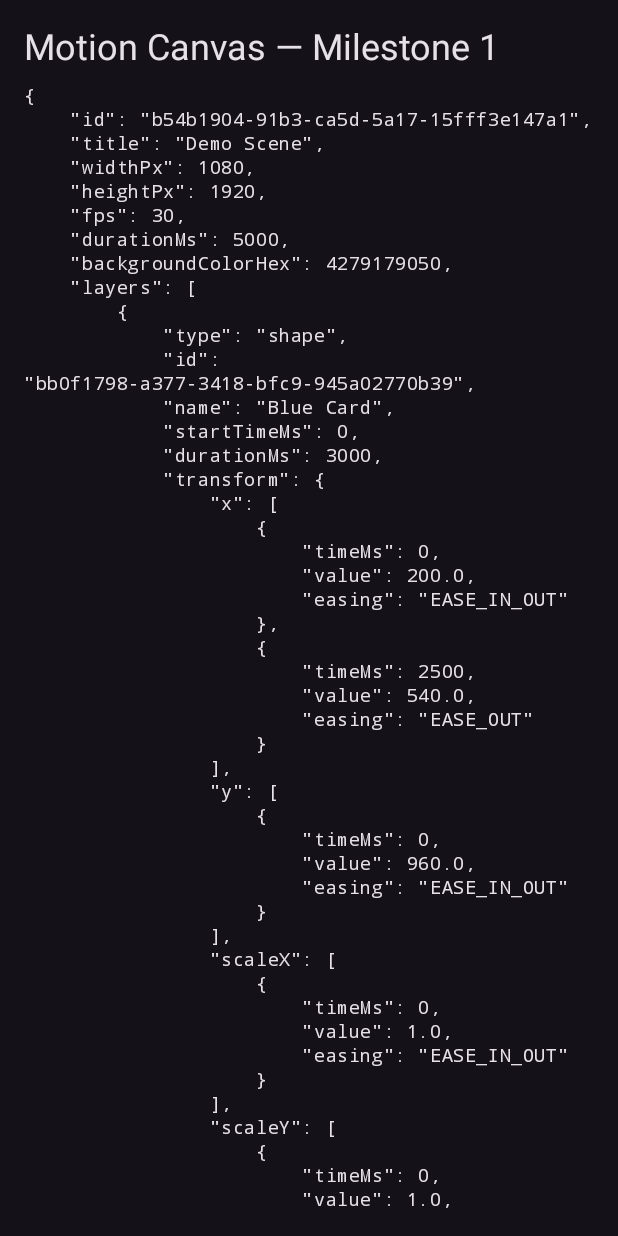
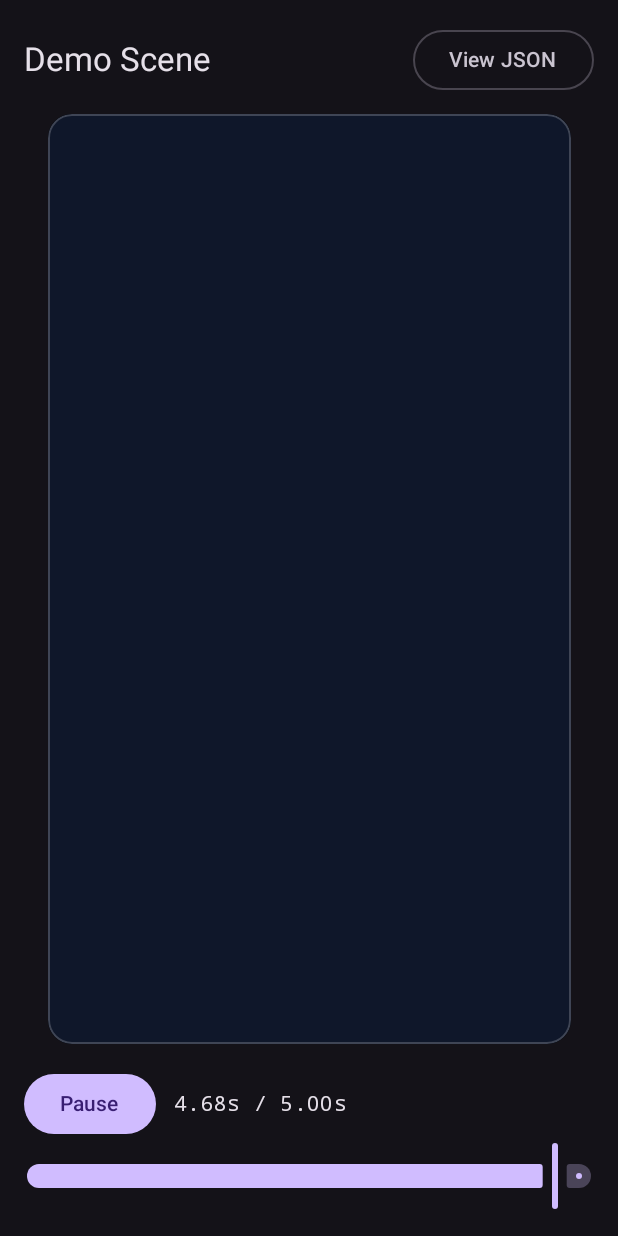
Before and after one commit to dustydasty18-create/motion-canvas, an Android app built with Jetpack Compose: the screen it shows after launch (MainActivity), on a phone screen of 412 x 824 dp. Run offline under Robolectric (Android 15) with nearby library versions, the phone set to English and light mode, and no system bars.

Commit message:
Milestone 2: Keyframe interpolator, Canvas renderer, and live timeline preview

```diff
--- a/app/src/main/java/com/mohammed/motioncanvas/MainActivity.kt
+++ b/app/src/main/java/com/mohammed/motioncanvas/MainActivity.kt
@@ -3,30 +3,141 @@ package com.mohammed.motioncanvas
 import android.os.Bundle
 import androidx.activity.ComponentActivity
 import androidx.activity.compose.setContent
+import androidx.activity.enableEdgeToEdge
+import androidx.compose.foundation.Canvas
+import androidx.compose.foundation.background
+import androidx.compose.foundation.border
 import androidx.compose.foundation.layout.*
 import androidx.compose.foundation.rememberScrollState
+import androidx.compose.foundation.shape.RoundedCornerShape
 import androidx.compose.foundation.verticalScroll
 import androidx.compose.material3.*
-import androidx.compose.runtime.remember
+import androidx.compose.runtime.*
+import androidx.compose.ui.Alignment
 import androidx.compose.ui.Modifier
+import androidx.compose.ui.draw.clip
+import androidx.compose.ui.graphics.Color
+import androidx.compose.ui.graphics.drawscope.drawIntoCanvas
+import androidx.compose.ui.graphics.nativeCanvas
+import androidx.compose.ui.platform.LocalContext
 import androidx.compose.ui.text.font.FontFamily
 import androidx.compose.ui.unit.dp
+import com.mohammed.motioncanvas.engine.FrameRenderer
 import com.mohammed.motioncanvas.model.Project
 
 class MainActivity : ComponentActivity() {
     override fun onCreate(savedInstanceState: Bundle?) {
         super.onCreate(savedInstanceState)
+        enableEdgeToEdge()
         setContent {
             MaterialTheme(colorScheme = darkColorScheme()) {
                 Surface(modifier = Modifier.fillMaxSize()) {
-                    val sampleJson = remember { Project.sampleDemo().toJson() }
-                    Column(modifier = Modifier.fillMaxSize().padding(16.dp).verticalScroll(rememberScrollState())) {
-                        Text("Motion Canvas — Milestone 1", style = MaterialTheme.typography.headlineSmall)
-                        Spacer(Modifier.height(8.dp))
-                        Text(sampleJson, fontFamily = FontFamily.Monospace, style = MaterialTheme.typography.bodySmall)
-                    }
+                    MotionPreviewScreen()
                 }
             }
         }
     }
 }
+
+@Composable
+fun MotionPreviewScreen() {
+    val context = LocalContext.current
+    val project = remember { Project.sampleDemo() }
+    val renderer = remember(context) { FrameRenderer(context) }
+
+    var currentTimeMs by remember { mutableLongStateOf(0L) }
+    var isPlaying by remember { mutableStateOf(true) }
+    var showJson by remember { mutableStateOf(false) }
+
+    LaunchedEffect(isPlaying) {
+        if (!isPlaying) return@LaunchedEffect
+        var lastNanos = withFrameNanos { it }
+        while (isPlaying) {
+            val nowNanos = withFrameNanos { it }
+            val deltaMs = (nowNanos - lastNanos) / 1_000_000L
+            lastNanos = nowNanos
+            currentTimeMs = (currentTimeMs + deltaMs) % project.durationMs
+        }
+    }
+
+    Column(
+        modifier = Modifier
+            .fillMaxSize()
+            .systemBarsPadding()
+            .padding(16.dp),
+        horizontalAlignment = Alignment.CenterHorizontally
+    ) {
+        Row(
+            modifier = Modifier.fillMaxWidth(),
+            horizontalArrangement = Arrangement.SpaceBetween,
+            verticalAlignment = Alignment.CenterVertically
+        ) {
+            Text(project.title, style = MaterialTheme.typography.titleLarge)
+            OutlinedButton(onClick = { showJson = !showJson }) {
+                Text(if (showJson) "Show Preview" else "View JSON")
+            }
+        }
+
+        Spacer(Modifier.height(12.dp))
+
+        if (showJson) {
+            Text(
+                text = remember(project) { project.toJson() },
+                fontFamily = FontFamily.Monospace,
+                style = MaterialTheme.typography.bodySmall,
+                modifier = Modifier.weight(1f).fillMaxWidth().verticalScroll(rememberScrollState())
+            )
+        } else {
+            Box(
+                modifier = Modifier.weight(1f).fillMaxWidth(),
+                contentAlignment = Alignment.Center
+            ) {
+                Canvas(
+                    modifier = Modifier
+                        .fillMaxHeight()
+                        .aspectRatio(project.widthPx.toFloat() / project.heightPx.toFloat())
+                        .clip(RoundedCornerShape(16.dp))
+                        .border(1.dp, Color.White.copy(alpha = 0.2f), RoundedCornerShape(16.dp))
+                        .background(Color.Black)
+                ) {
+                    val scaleX = size.width / project.widthPx.toFloat()
+                    val scaleY = size.height / project.heightPx.toFloat()
+                    drawIntoCanvas { composeCanvas ->
+                        val native = composeCanvas.nativeCanvas
+                        native.save()
+                        native.scale(scaleX, scaleY)
+                        renderer.renderFrame(native, project, currentTimeMs)
+                        native.restore()
+                    }
+                }
+            }
+
+            Spacer(Modifier.height(16.dp))
+
+            Row(
+                modifier = Modifier.fillMaxWidth(),
+                verticalAlignment = Alignment.CenterVertically
+            ) {
+                Button(onClick = { isPlaying = !isPlaying }) {
+                    Text(if (isPlaying) "Pause" else "Play")
+                }
+                Spacer(Modifier.width(12.dp))
+                Text(
+                    text = String.format("%.2fs / %.2fs", currentTimeMs / 1000f, project.durationMs / 1000f),
+                    fontFamily = FontFamily.Monospace,
+                    style = MaterialTheme.typography.bodyMedium
+                )
+            }
+
+            Slider(
+                value = currentTimeMs.toFloat(),
+                onValueChange = {
+                    isPlaying = false
+                    currentTimeMs = it.toLong()
+                },
+                valueRange = 0f..project.durationMs.toFloat(),
+                modifier = Modifier.fillMaxWidth()
+            )
+        }
+    }
+}
--- /dev/null
+++ b/app/src/main/java/com/mohammed/motioncanvas/engine/FrameRenderer.kt
@@ -0,0 +1,82 @@
+package com.mohammed.motioncanvas.engine
+
+import android.content.Context
+import android.graphics.*
+import android.net.Uri
+import com.mohammed.motioncanvas.model.Layer
+import com.mohammed.motioncanvas.model.Project
+import com.mohammed.motioncanvas.model.ShapeKind
+import kotlin.math.min
+
+class FrameRenderer(private val context: Context) {
+    private val shapePaint = Paint(Paint.ANTI_ALIAS_FLAG).apply { style = Paint.Style.FILL }
+    private val textPaint = Paint(Paint.ANTI_ALIAS_FLAG).apply {
+        textAlign = Paint.Align.CENTER
+        typeface = Typeface.create(Typeface.DEFAULT, Typeface.BOLD)
+    }
+    private val bitmapCache = mutableMapOf<String, Bitmap?>()
+
+    fun renderFrame(canvas: Canvas, project: Project, timeMs: Long) {
+        canvas.drawColor(project.backgroundColorHex.toInt())
+
+        for (layer in project.layers) {
+            val localTime = timeMs - layer.startTimeMs
+            if (localTime < 0L || localTime > layer.durationMs) continue
+
+            val tr = KeyframeInterpolator.evaluateTrack(layer.transform, localTime)
+            if (tr.opacity <= 0.001f) continue
+
+            canvas.save()
+            canvas.translate(tr.x, tr.y)
+            canvas.rotate(tr.rotation)
+            canvas.scale(tr.scaleX, tr.scaleY)
+
+            when (layer) {
+                is Layer.ShapeLayer -> drawShape(canvas, layer, tr.opacity)
+                is Layer.TextLayer -> drawText(canvas, layer, tr.opacity)
+                is Layer.ImageLayer -> drawImage(canvas, layer, tr.opacity)
+            }
+            canvas.restore()
+        }
+    }
+
+    private fun drawShape(canvas: Canvas, layer: Layer.ShapeLayer, opacity: Float) {
+        shapePaint.color = applyAlpha(layer.colorHex.toInt(), opacity)
+        val hw = layer.widthPx / 2f
+        val hh = layer.heightPx / 2f
+        val rect = RectF(-hw, -hh, hw, hh)
+        when (layer.kind) {
+            ShapeKind.RECTANGLE -> canvas.drawRect(rect, shapePaint)
+            ShapeKind.ROUNDED_RECT -> canvas.drawRoundRect(rect, layer.cornerRadiusPx, layer.cornerRadiusPx, shapePaint)
+            ShapeKind.CIRCLE -> canvas.drawCircle(0f, 0f, min(hw, hh), shapePaint)
+        }
+    }
+
+    private fun drawText(canvas: Canvas, layer: Layer.TextLayer, opacity: Float) {
+        textPaint.color = applyAlpha(layer.colorHex.toInt(), opacity)
+        textPaint.textSize = layer.fontSizeSp * 2.5f
+        val fm = textPaint.fontMetrics
+        val baselineOffset = -(fm.ascent + fm.descent) / 2f
+        canvas.drawText(layer.text, 0f, baselineOffset, textPaint)
+    }
+
+    private fun drawImage(canvas: Canvas, layer: Layer.ImageLayer, opacity: Float) {
+        val bmp = bitmapCache.getOrPut(layer.uriString) {
+            runCatching {
+                context.contentResolver.openInputStream(Uri.parse(layer.uriString))?.use {
+                    BitmapFactory.decodeStream(it)
+                }
+            }.getOrNull()
+        } ?: return
+        shapePaint.alpha = (opacity * 255).toInt().coerceIn(0, 255)
+        val hw = layer.widthPx / 2f
+        val hh = layer.heightPx / 2f
+        canvas.drawBitmap(bmp, null, RectF(-hw, -hh, hw, hh), shapePaint)
+    }
+
+    private fun applyAlpha(argb: Int, opacity: Float): Int {
+        val baseAlpha = (argb ushr 24) and 0xFF
+        val finalAlpha = (baseAlpha * opacity).toInt().coerceIn(0, 255)
+        return (finalAlpha shl 24) or (argb and 0x00FFFFFF)
+    }
+}
--- /dev/null
+++ b/app/src/main/java/com/mohammed/motioncanvas/engine/KeyframeInterpolator.kt
@@ -0,0 +1,55 @@
+package com.mohammed.motioncanvas.engine
+
+import com.mohammed.motioncanvas.model.EasingType
+import com.mohammed.motioncanvas.model.Keyframe
+import com.mohammed.motioncanvas.model.TransformTrack
+import kotlin.math.pow
+
+data class EvaluatedTransform(
+    val x: Float,
+    val y: Float,
+    val scaleX: Float,
+    val scaleY: Float,
+    val rotation: Float,
+    val opacity: Float
+)
+
+object KeyframeInterpolator {
+    fun evaluateTrack(track: TransformTrack, localTimeMs: Long): EvaluatedTransform {
+        return EvaluatedTransform(
+            x = evaluate(track.x, localTimeMs, 540f),
+            y = evaluate(track.y, localTimeMs, 960f),
+            scaleX = evaluate(track.scaleX, localTimeMs, 1f),
+            scaleY = evaluate(track.scaleY, localTimeMs, 1f),
+            rotation = evaluate(track.rotation, localTimeMs, 0f),
+            opacity = evaluate(track.opacity, localTimeMs, 1f).coerceIn(0f, 1f)
+        )
+    }
+
+    fun evaluate(keyframes: List<Keyframe>, timeMs: Long, defaultValue: Float): Float {
+        if (keyframes.isEmpty()) return defaultValue
+        val sorted = keyframes.sortedBy { it.timeMs }
+        if (timeMs <= sorted.first().timeMs) return sorted.first().value
+        if (timeMs >= sorted.last().timeMs) return sorted.last().value
+
+        for (i in 0 until sorted.size - 1) {
+            val k1 = sorted[i]
+            val k2 = sorted[i + 1]
+            if (timeMs in k1.timeMs..k2.timeMs) {
+                val span = (k2.timeMs - k1.timeMs).toFloat()
+                if (span <= 0f) return k2.value
+                val rawT = ((timeMs - k1.timeMs) / span).coerceIn(0f, 1f)
+                val easedT = applyEasing(rawT, k2.easing)
+                return k1.value + (k2.value - k1.value) * easedT
+            }
+        }
+        return sorted.last().value
+    }
+
+    private fun applyEasing(t: Float, easing: EasingType): Float = when (easing) {
+        EasingType.LINEAR -> t
+        EasingType.EASE_IN -> t * t * t
+        EasingType.EASE_OUT -> 1f - (1f - t).pow(3)
+        EasingType.EASE_IN_OUT -> if (t < 0.5f) 4f * t * t * t else 1f - (-2f * t + 2f).pow(3) / 2f
+    }
+}
```
